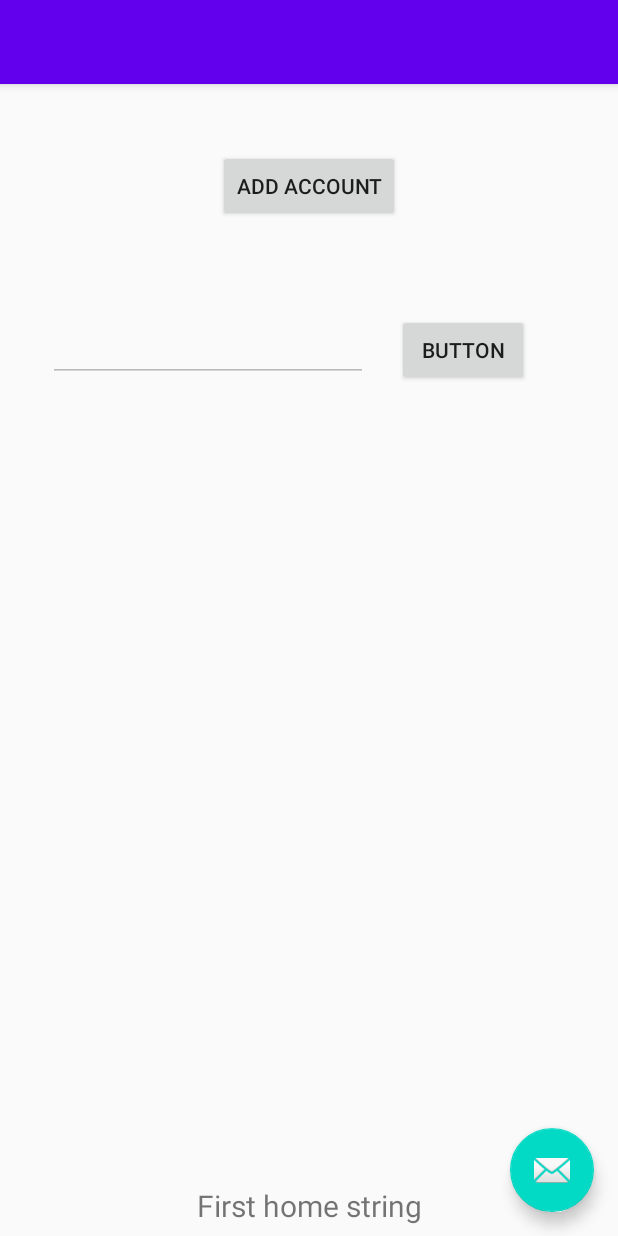
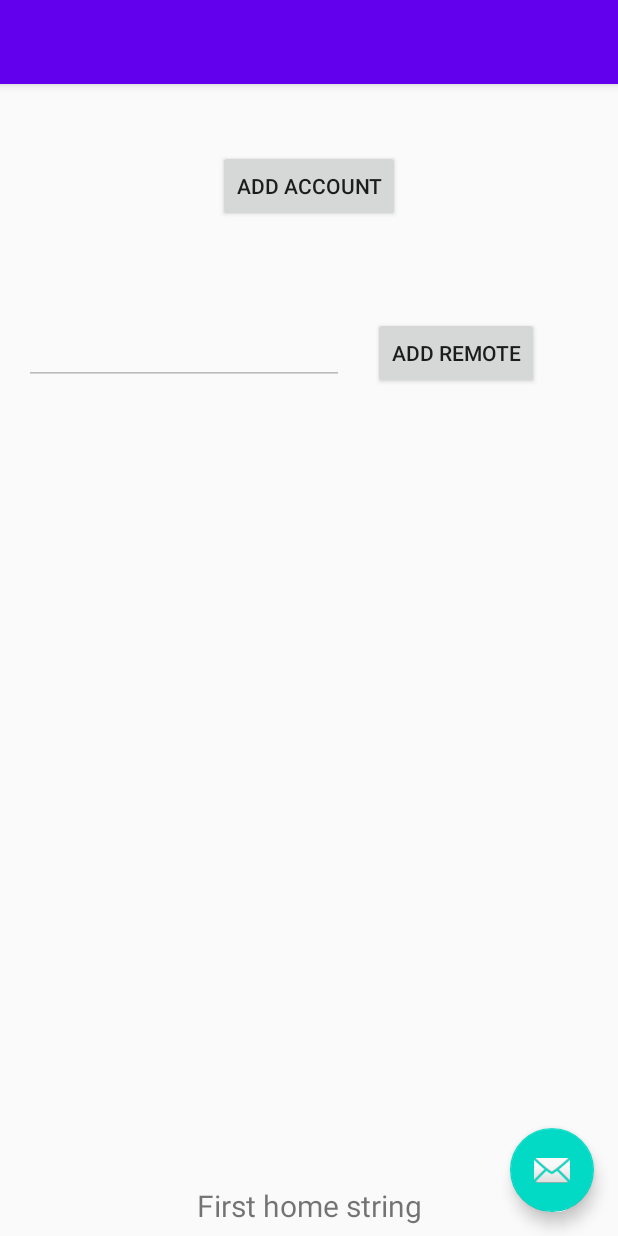
Before and after one commit to EduSFreitas/SyncFiles, an Android app: the layout app_bar_main.xml on its own in the app's theme, with its tools: preview values and no code run, on a phone screen of 412 x 824 dp. Run offline under Robolectric (Android 15) with nearby library versions, the phone set to English and light mode, and no system bars.

Commit message:
Return drive dir path from picker

```diff
--- a/app/src/main/res/layout/content_main.xml
+++ b/app/src/main/res/layout/content_main.xml
@@ -30,26 +30,25 @@
         app:layout_constraintTop_toTopOf="parent" />
 
     <EditText
-        android:id="@+id/file_path_text"
+        android:id="@+id/remote_dir_text"
         android:layout_width="wrap_content"
         android:layout_height="wrap_content"
-        android:layout_marginStart="32dp"
+        android:layout_marginStart="16dp"
         android:ems="10"
         android:enabled="false"
         android:inputType="textPersonName"
-        android:text=""
         app:layout_constraintBottom_toBottomOf="parent"
         app:layout_constraintStart_toStartOf="parent"
         app:layout_constraintTop_toTopOf="parent"
-        app:layout_constraintVertical_bias="0.212" />
+        app:layout_constraintVertical_bias="0.215" />
 
     <Button
-        android:id="@+id/add_file_button"
+        android:id="@+id/add_remote_dir_button"
         android:layout_width="wrap_content"
         android:layout_height="wrap_content"
         android:layout_marginStart="19dp"
-        android:text="Button"
-        app:layout_constraintBaseline_toBaselineOf="@+id/file_path_text"
-        app:layout_constraintStart_toEndOf="@+id/file_path_text" />
+        android:text="@string/add_remote"
+        app:layout_constraintBaseline_toBaselineOf="@+id/remote_dir_text"
+        app:layout_constraintStart_toEndOf="@+id/remote_dir_text" />
 
 </androidx.constraintlayout.widget.ConstraintLayout>
--- a/app/src/main/res/values/strings.xml
+++ b/app/src/main/res/values/strings.xml
@@ -22,4 +22,5 @@
 
     <string name="hello_first_fragment">Hello first fragment</string>
     <string name="hello_second_fragment">Hello second fragment. Arg: %1$s</string>
+    <string name="add_remote">Add remote</string>
 </resources>
```
Also changed, not shown: app/src/main/AndroidManifest.xml (+5 -5 lines), app/src/main/java/com/rafalk/syncfiles/MainActivity.kt (+18 -4 lines), app/src/main/java/com/rafalk/syncfiles/PickerActivity.kt (+13 -11 lines).
